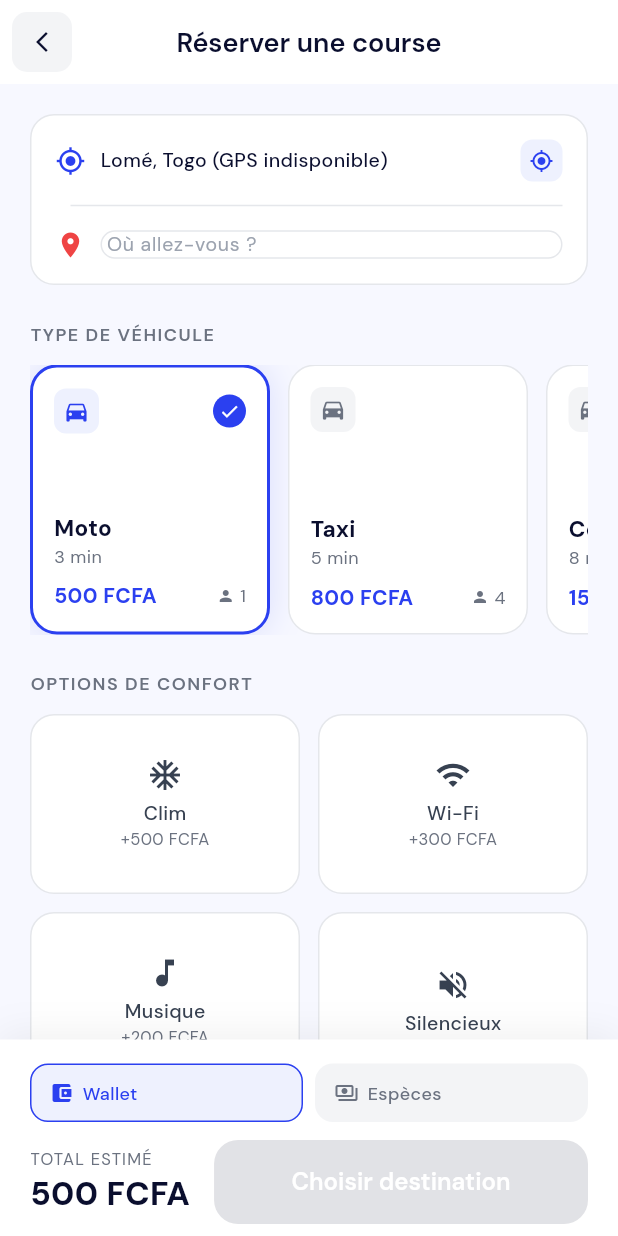
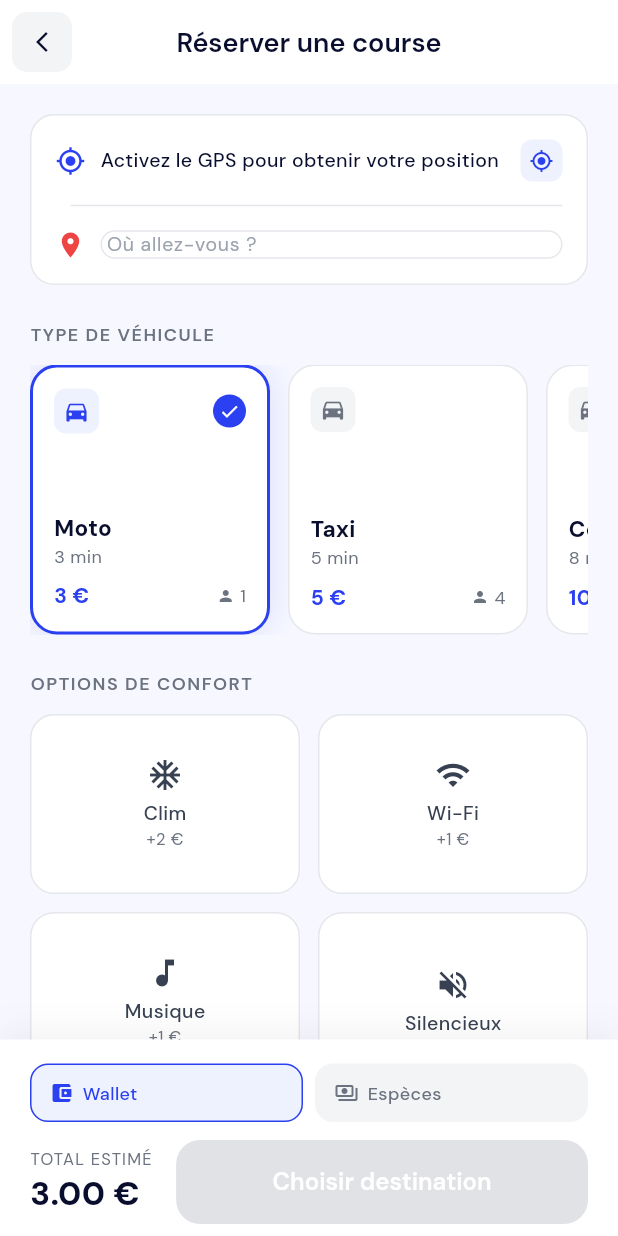
Before and after one commit to Mambizah/KOOGWE2.1_fronteend, a Flutter app: the ConfortScreen screen opened directly, on a phone screen of 412 x 824 dp. Run offline on Flutter 3.47's test engine with Material 3 defaults, Android fonts, the phone set to English and light mode, and no system bars; our stand-ins replace camera, dio, flutter_map, geolocator, google_fonts, image_picker and 3 more; accounts and stored records are empty.

Commit message:
Add files via upload

```diff
--- a/lib/screens/passenger/confort_screen.dart
+++ b/lib/screens/passenger/confort_screen.dart
@@ -37,16 +37,16 @@ class _ConfortScreenState extends State<ConfortScreen> {
   Timer? _searchDebounce;
 
   final List<_Vehicle> _vehicles = const [
-    _Vehicle(name: 'Moto', apiType: 'MOTO', basePrice: 500, eta: '3 min', seats: 1, desc: 'Rapide et économique'),
-    _Vehicle(name: 'Taxi', apiType: 'ECO', basePrice: 800, eta: '5 min', seats: 4, desc: 'Confortable et abordable'),
-    _Vehicle(name: 'Confort', apiType: 'CONFORT', basePrice: 1500, eta: '8 min', seats: 4, desc: 'Véhicule premium'),
+    _Vehicle(name: 'Moto', apiType: 'MOTO', basePrice: 3, eta: '3 min', seats: 1, desc: 'Rapide et économique'),
+    _Vehicle(name: 'Taxi', apiType: 'ECO', basePrice: 5, eta: '5 min', seats: 4, desc: 'Confortable et abordable'),
+    _Vehicle(name: 'Confort', apiType: 'CONFORT', basePrice: 10, eta: '8 min', seats: 4, desc: 'Véhicule premium'),
   ];
 
   // ✅ Options avec prix individuels clairement définis
   final List<_ComfortOption> _options = const [
-    _ComfortOption(id: 'Clim', icon: Icons.ac_unit, label: 'Clim', price: 500),
-    _ComfortOption(id: 'WiFi', icon: Icons.wifi, label: 'Wi-Fi', price: 300),
-    _ComfortOption(id: 'Musique', icon: Icons.music_note, label: 'Musique', price: 200),
+    _ComfortOption(id: 'Clim', icon: Icons.ac_unit, label: 'Clim', price: 2),
+    _ComfortOption(id: 'WiFi', icon: Icons.wifi, label: 'Wi-Fi', price: 1),
+    _ComfortOption(id: 'Musique', icon: Icons.music_note, label: 'Musique', price: 1),
     _ComfortOption(id: 'Silence', icon: Icons.volume_off, label: 'Silencieux', price: 0),
   ];
 
@@ -78,7 +78,7 @@ class _ConfortScreenState extends State<ConfortScreen> {
       _originLat = LocationService.defaultLat;
       _originLng = LocationService.defaultLng;
       if (mounted) setState(() {
-        _originAddress = 'Lomé, Togo (GPS indisponible)';
+        _originAddress = 'Activez le GPS pour obtenir votre position';
         _gpsLoading = false;
       });
     }
@@ -112,11 +112,11 @@ class _ConfortScreenState extends State<ConfortScreen> {
     if (mounted) setState(() {});
   }
 
-  // ✅ FIX PRIX : 1km = 100 FCFA + options individuelles
+  // ✅ PRIX : 1km = 0.50€ + options individuelles
   // Clim = +500 | WiFi = +300 | Musique = +200 | Silence = gratuit
   double get _totalPrice {
     final base = _vehicles[_selectedVehicle].basePrice.toDouble();
-    final kmPrice = _distanceKm * 100; // ← 1 km = 100 FCFA
+    final kmPrice = _distanceKm * 0.5; // 1 km = 0.50 €
     double optionsPrice = 0;
     for (final opt in _options) {
       if (_selectedOptions.contains(opt.id)) {
@@ -305,7 +305,7 @@ class _ConfortScreenState extends State<ConfortScreen> {
                           const Icon(Icons.straighten, size: 14, color: AppColors.success),
                           const SizedBox(width: 6),
                           Text(
-                            '${_distanceKm.toStringAsFixed(1)} km × 100 FCFA = ${(_distanceKm * 100).toStringAsFixed(0)} FCFA',
+                            '${_distanceKm.toStringAsFixed(1)} km × 0,50€ = ${(_distanceKm * 0.5).toStringAsFixed(2)} €',
                             style: GoogleFonts.dmSans(fontSize: 12, color: AppColors.success, fontWeight: FontWeight.w500),
                           ),
                         ],
@@ -344,7 +344,7 @@ class _ConfortScreenState extends State<ConfortScreen> {
                           padding: const EdgeInsets.symmetric(horizontal: 8, vertical: 3),
                           decoration: BoxDecoration(color: AppColors.primaryLight, borderRadius: BorderRadius.circular(8)),
                           child: Text(
-                            '+${_options.where((o) => _selectedOptions.contains(o.id)).fold(0, (s, o) => s + o.price)} FCFA',
+                            '+${_options.where((o) => _selectedOptions.contains(o.id)).fold(0, (s, o) => s + o.price).toStringAsFixed(2)} €',
                             style: GoogleFonts.dmSans(fontSize: 11, color: AppColors.primary, fontWeight: FontWeight.w600),
                           ),
                         ),
@@ -409,11 +409,11 @@ class _ConfortScreenState extends State<ConfortScreen> {
                         crossAxisAlignment: CrossAxisAlignment.start,
                         children: [
                           Text('TOTAL ESTIMÉ', style: GoogleFonts.dmSans(fontSize: 11, color: AppColors.textLight, letterSpacing: 0.8)),
-                          Text('${_totalPrice.toStringAsFixed(0)} FCFA', style: GoogleFonts.dmSans(fontSize: 22, fontWeight: FontWeight.w800, color: AppColors.textDark)),
+                          Text('${_totalPrice.toStringAsFixed(2)} €', style: GoogleFonts.dmSans(fontSize: 22, fontWeight: FontWeight.w800, color: AppColors.textDark)),
                           // ✅ Détail du prix en petit
                           if (_distanceKm > 0)
                             Text(
-                              'Base ${_vehicles[_selectedVehicle].basePrice} + ${(_distanceKm * 100).toStringAsFixed(0)} km',
+                              'Base ${_vehicles[_selectedVehicle].basePrice}€ + ${(_distanceKm * 0.5).toStringAsFixed(2)}€',
                               style: GoogleFonts.dmSans(fontSize: 10, color: AppColors.textLight),
                             ),
                         ],
@@ -490,7 +490,7 @@ class _VehicleCard extends StatelessWidget {
             Row(
               mainAxisAlignment: MainAxisAlignment.spaceBetween,
               children: [
-                Text('${vehicle.basePrice} FCFA', style: GoogleFonts.dmSans(fontSize: 14, fontWeight: FontWeight.w700, color: AppColors.primary)),
+                Text('${vehicle.basePrice} €', style: GoogleFonts.dmSans(fontSize: 14, fontWeight: FontWeight.w700, color: AppColors.primary)),
                 Row(children: [
                   const Icon(Icons.person, size: 12, color: AppColors.textLight),
                   Text(' ${vehicle.seats}', style: GoogleFonts.dmSans(fontSize: 12, color: AppColors.textLight)),
@@ -536,7 +536,7 @@ class _ComfortCard extends StatelessWidget {
             // ✅ Afficher le prix de l'option
             if (option.price > 0)
               Text(
-                '+${option.price} FCFA',
+                '+${option.price} €',
                 style: GoogleFonts.dmSans(fontSize: 11, color: selected ? AppColors.primary : AppColors.textLight),
               ),
           ],
```
